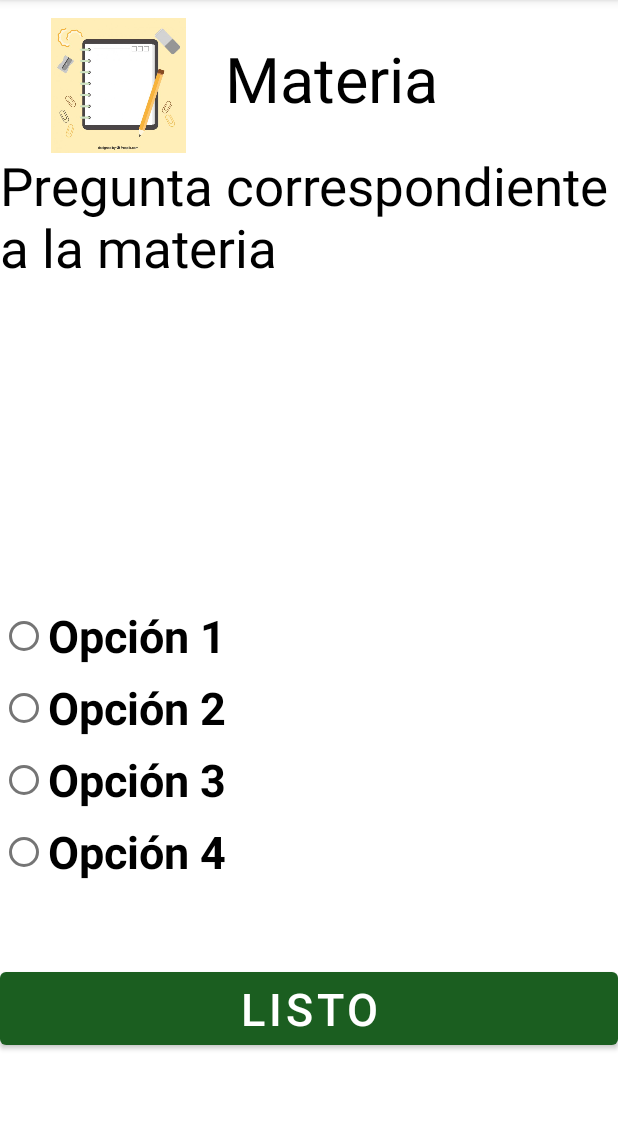
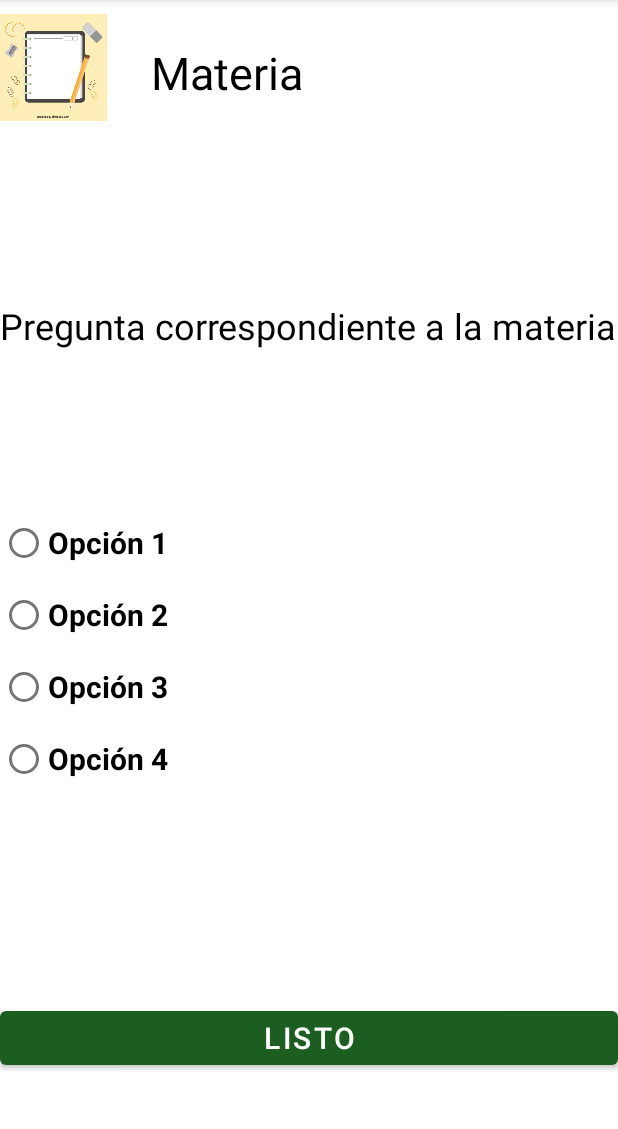
Before and after one commit to carloshj21/HighQuizzProject, an Android app: the PlantillaTestActivity screen opened directly, with no data from a screen before it, on a phone screen of 412 x 824 dp, the part 84-1213 px from its top. Run offline under Robolectric (Android 15) with nearby library versions, the phone set to English and light mode, and no system bars.

Commit message:
Cambios en la interfaz, ya se adapta a cualquier dispositivo

```diff
--- a/HighQuizzProject/app/src/main/res/layout/activity_plantilla_test.xml
+++ b/HighQuizzProject/app/src/main/res/layout/activity_plantilla_test.xml
@@ -8,87 +8,108 @@
     tools:context=".PlantillaTestActivity">
 
     <TextView
+        android:id="@+id/txtvMateriaTest"
         android:layout_width="wrap_content"
         android:layout_height="wrap_content"
-        android:layout_marginTop="24dp"
-        android:layout_marginEnd="120dp"
-        android:layout_marginRight="120dp"
+        android:layout_marginTop="28dp"
+        android:layout_marginEnd="28dp"
+        android:layout_marginRight="28dp"
         android:text="Materia"
-        android:textSize="42sp"
+        android:textColor="@color/black"
+        android:textSize="30sp"
         app:layout_constraintEnd_toEndOf="parent"
-        app:layout_constraintTop_toTopOf="parent"
-        android:textColor="@color/black"
-        android:id="@+id/txtvMateriaTest"/>
+        app:layout_constraintHorizontal_bias="0.138"
+        app:layout_constraintStart_toEndOf="@+id/imageView"
+        app:layout_constraintTop_toTopOf="parent" />
 
     <ImageView
         android:id="@+id/imageView"
-        android:layout_width="90dp"
-        android:layout_height="114dp"
+        android:layout_width="71dp"
+        android:layout_height="90dp"
         android:scaleType="fitCenter"
-        app:layout_constraintEnd_toStartOf="@+id/txtvMateriaTest"
-        app:layout_constraintHorizontal_bias="0.571"
         app:layout_constraintStart_toStartOf="parent"
         app:layout_constraintTop_toTopOf="parent"
         app:srcCompat="@drawable/libretaejemplo" />
 
-    <LinearLayout
+    <TextView
+        android:id="@+id/txtvPreguntaTest"
         android:layout_width="match_parent"
-        android:layout_height="match_parent"
-        android:orientation="vertical"
+        android:layout_height="wrap_content"
+        android:layout_marginTop="96dp"
+        android:text="Pregunta correspondiente a la materia"
+        android:textColor="@color/black"
+        android:textSize="24sp"
+        android:textStyle="normal"
+        app:layout_constraintBottom_toTopOf="@+id/rdbGroupOpciones"
+        app:layout_constraintEnd_toEndOf="parent"
+        app:layout_constraintHorizontal_bias="0.0"
+        app:layout_constraintStart_toStartOf="parent"
+        app:layout_constraintTop_toTopOf="parent" />
+
+    <RadioGroup
+        android:id="@+id/rdbGroupOpciones"
+        android:layout_width="match_parent"
+        android:layout_height="wrap_content"
         android:layout_marginTop="100dp"
-        >
+        app:layout_constraintBottom_toBottomOf="parent"
+        app:layout_constraintEnd_toEndOf="parent"
+        app:layout_constraintStart_toStartOf="parent"
+        app:layout_constraintTop_toTopOf="parent">
 
-        <TextView
-            android:layout_width="match_parent"
-            android:layout_height="300dp"
-            android:text="Pregunta correspondiente a la materia"
-            android:textSize="35sp"
-            android:textColor="@color/black"
-            android:textStyle="normal"
-            android:id="@+id/txtvPreguntaTest"/>
         <RadioButton
+            android:id="@+id/rbOpcion1"
             android:layout_width="match_parent"
             android:layout_height="wrap_content"
             android:text="Opción 1"
-            android:id="@+id/rbOpcion1"
-            android:textSize="30sp"
             android:textColor="@color/black"
-            android:textStyle="bold"/>
+            android:textSize="20sp"
+            android:textStyle="bold" />
+
         <RadioButton
+            android:id="@+id/rbOpcion2"
             android:layout_width="match_parent"
             android:layout_height="wrap_content"
             android:text="Opción 2"
-            android:id="@+id/rbOpcion2"
-            android:textSize="30sp"
             android:textColor="@color/black"
-            android:textStyle="bold"/>
+            android:textSize="20sp"
+            android:textStyle="bold" />
+
         <RadioButton
+            android:id="@+id/rbOpcion3"
             android:layout_width="match_parent"
             android:layout_height="wrap_content"
             android:text="Opción 3"
-            android:id="@+id/rbOpcion3"
-            android:textSize="30sp"
             android:textColor="@color/black"
-            android:textStyle="bold"/>
+            android:textSize="20sp"
+            android:textStyle="bold" />
+
         <RadioButton
+            android:id="@+id/rbOpcion4"
             android:layout_width="match_parent"
             android:layout_height="wrap_content"
             android:text="Opción 4"
-            android:id="@+id/rbOpcion4"
-            android:textSize="30sp"
             android:textColor="@color/black"
-            android:textStyle="bold"/>
-        <Button
-            android:layout_width="match_parent"
-            android:layout_height="wrap_content"
-            android:layout_marginTop="50dp"
-            android:text="Listo"
-            android:textSize="30sp"
-            android:id="@+id/btnSigPregunta"/>
-
-    </LinearLayout>
+            android:textSize="20sp"
+            android:textStyle="bold" />
 
 
+    </RadioGroup>
+
+
+    <Button
+        android:id="@+id/btnSigPregunta"
+        android:layout_width="match_parent"
+        android:layout_height="wrap_content"
+        android:layout_marginBottom="10dp"
+        android:text="Listo"
+        android:textSize="20sp"
+        app:layout_constraintBottom_toBottomOf="parent"
+        app:layout_constraintEnd_toEndOf="parent"
+        app:layout_constraintHorizontal_bias="0.0"
+        app:layout_constraintStart_toStartOf="parent"
+        app:layout_constraintTop_toBottomOf="@+id/rdbGroupOpciones"
+        app:layout_constraintVertical_bias="0.765" />
+    />
 
 
 </androidx.constraintlayout.widget.ConstraintLayout>
```
Also changed, not shown: HighQuizzProject/app/src/main/res/layout/activity_main.xml (+52 -15 lines), HighQuizzProject/app/src/main/res/layout/activity_preguntas.xml (+14 -16 lines).
